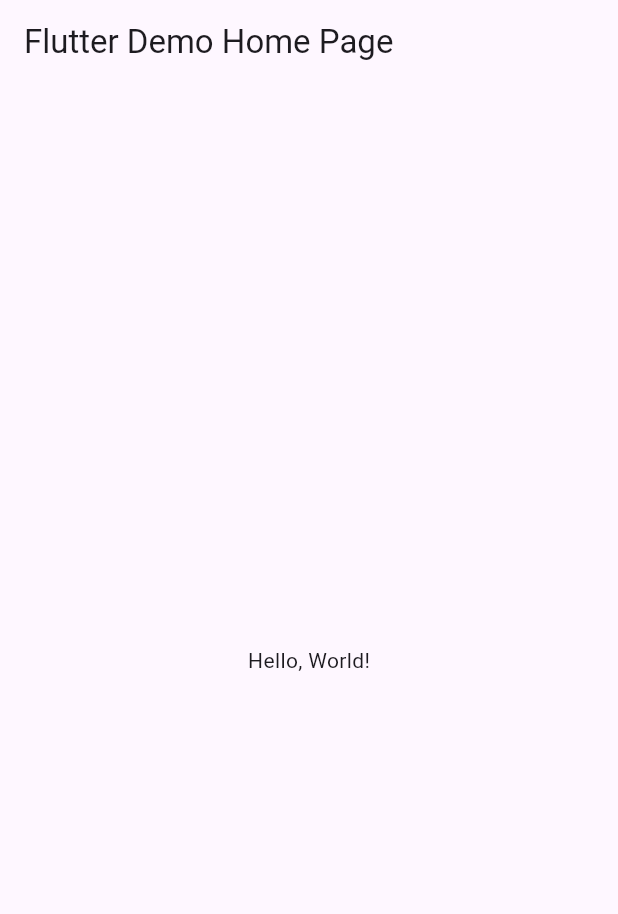
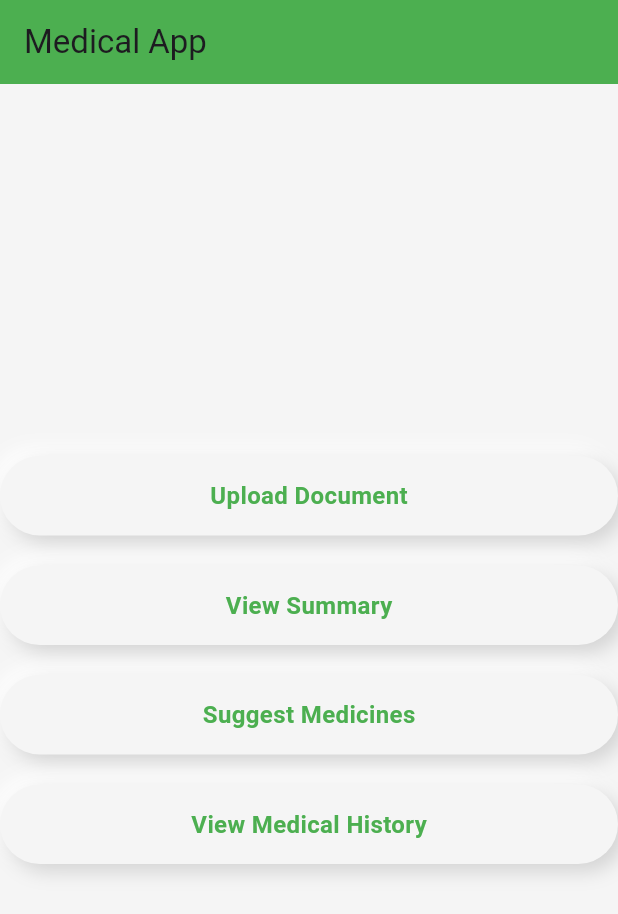
Before and after one commit to redfear08/medhistory_fe, a Flutter app: the screen it shows after launch, on a phone screen of 412 x 824 dp. Shown: the top 914 px of the screen. Run offline on Flutter 3.47's test engine with Material 3 defaults, Android fonts, the phone set to English and light mode, and no system bars.

Commit message:
added theme and initial design

```diff
--- a/lib/main.dart
+++ b/lib/main.dart
@@ -1,43 +1,18 @@
 import 'package:flutter/material.dart';
+import 'screens/home_screen.dart';
+import 'theme/theme.dart';
 
-void main() => runApp(MyApp());
+void main() {
+  runApp(MedicalApp());
+}
 
-class MyApp extends StatelessWidget {
-  const MyApp({super.key});
-  // This widget is the root of your application.
+class MedicalApp extends StatelessWidget {
   @override
   Widget build(BuildContext context) {
     return MaterialApp(
-      // Application name
-      title: 'Flutter Hello World',
-      // Application theme data, you can set the colors for the application as
-      // you want
-      theme: ThemeData(
-        // useMaterial3: false,
-        primarySwatch: Colors.blue,
-      ),
-      // A widget which will be started on application startup
-      home: MyHomePage(title: 'Flutter Demo Home Page'),
+      debugShowCheckedModeBanner: false,
+      theme: appTheme,
+      home: HomeScreen(),
     );
   }
 }
-
-class MyHomePage extends StatelessWidget {
-  final String title;
-  const MyHomePage({super.key, required this.title});
-
-  @override
-  Widget build(BuildContext context) {
-    return Scaffold(
-      appBar: AppBar(
-        // The title text which will be shown on the action bar
-        title: Text(title),
-      ),
-      body: Center(
-        child: Text(
-          'Hello, World!',
-        ),
-      ),
-    );
-  }
-}
--- /dev/null
+++ b/lib/screens/history_screen.dart
@@ -0,0 +1,16 @@
+import 'package:flutter/material.dart';
+import '../widgets/neomorphic_container.dart';
+
+class HistoryScreen extends StatelessWidget {
+  @override
+  Widget build(BuildContext context) {
+    return Scaffold(
+      appBar: AppBar(title: Text("Medical History")),
+      body: Center(
+        child: NeomorphicContainer(
+          child: Text("Medical history functionality to be implemented"),
+        ),
+      ),
+    );
+  }
+}
--- /dev/null
+++ b/lib/screens/home_screen.dart
@@ -0,0 +1,56 @@
+import 'package:flutter/material.dart';
+import 'upload_screen.dart';
+import 'summary_screen.dart';
+import 'medicine_screen.dart';
+import 'history_screen.dart';
+import '../widgets/custom_button.dart';
+
+class HomeScreen extends StatelessWidget {
+  @override
+  Widget build(BuildContext context) {
+    return Scaffold(
+      appBar: AppBar(
+        title: Text("Medical App"),
+        backgroundColor: Theme.of(context).primaryColor,
+      ),
+      body: Center(
+        child: Column(
+          mainAxisAlignment: MainAxisAlignment.center,
+          children: [
+            CustomButton(
+              label: "Upload Document",
+              onTap: () {
+                Navigator.push(
+                    context, MaterialPageRoute(builder: (_) => UploadScreen()));
+              },
+            ),
+            SizedBox(height: 20),
+            CustomButton(
+              label: "View Summary",
+              onTap: () {
+                Navigator.push(context,
+                    MaterialPageRoute(builder: (_) => SummaryScreen()));
+              },
+            ),
+            SizedBox(height: 20),
+            CustomButton(
+              label: "Suggest Medicines",
+              onTap: () {
+                Navigator.push(context,
+                    MaterialPageRoute(builder: (_) => MedicineScreen()));
+              },
+            ),
+            SizedBox(height: 20),
+            CustomButton(
+              label: "View Medical History",
+              onTap: () {
+                Navigator.push(context,
+                    MaterialPageRoute(builder: (_) => HistoryScreen()));
+              },
+            ),
+          ],
+        ),
+      ),
+    );
+  }
+}
--- /dev/null
+++ b/lib/screens/summary_screen.dart
@@ -0,0 +1,16 @@
+import 'package:flutter/material.dart';
+import '../widgets/neomorphic_container.dart';
+
+class SummaryScreen extends StatelessWidget {
+  @override
+  Widget build(BuildContext context) {
+    return Scaffold(
+      appBar: AppBar(title: Text("Summary")),
+      body: Center(
+        child: NeomorphicContainer(
+          child: Text("Summary functionality to be implemented"),
+        ),
+      ),
+    );
+  }
+}
--- /dev/null
+++ b/lib/screens/upload_screen.dart
@@ -0,0 +1,16 @@
+import 'package:flutter/material.dart';
+import '../widgets/neomorphic_container.dart';
+
+class UploadScreen extends StatelessWidget {
+  @override
+  Widget build(BuildContext context) {
+    return Scaffold(
+      appBar: AppBar(title: Text("Upload Document")),
+      body: Center(
+        child: NeomorphicContainer(
+          child: Text("Upload functionality to be implemented"),
+        ),
+      ),
+    );
+  }
+}
--- /dev/null
+++ b/lib/theme/colors.dart
@@ -0,0 +1,10 @@
+import 'package:flutter/material.dart';
+
+class AppColors {
+  static const primary = Color(0xFF4CAF50); // Green
+  static const lightGreen = Color(0xFFA5D6A7);
+  static const background = Color(0xFFF5F5F5); // Light background
+  static const white = Color(0xFFFFFFFF);
+  static const darkShadow = Color(0xFFD3D3D3);
+  static const lightShadow = Color(0xFFFFFFFF);
+}
--- /dev/null
+++ b/lib/theme/theme.dart
@@ -0,0 +1,11 @@
+import 'package:flutter/material.dart';
+import 'colors.dart';
+
+final ThemeData appTheme = ThemeData(
+  scaffoldBackgroundColor: AppColors.background,
+  primaryColor: AppColors.primary,
+  textTheme: TextTheme(
+    bodyText1: TextStyle(color: AppColors.primary),
+    bodyText2: TextStyle(color: AppColors.primary),
+  ),
+);
--- /dev/null
+++ b/lib/widgets/custom_button.dart
@@ -0,0 +1,49 @@
+import 'package:flutter/material.dart';
+import '../theme/colors.dart';
+
+class CustomButton extends StatelessWidget {
+  final String label;
+  final VoidCallback onTap;
+
+  const CustomButton({
+    Key? key,
+    required this.label,
+    required this.onTap,
+  }) : super(key: key);
+
+  @override
+  Widget build(BuildContext context) {
+    return GestureDetector(
+      onTap: onTap,
+      child: Container(
+        padding: EdgeInsets.symmetric(vertical: 15, horizontal: 20),
+        decoration: BoxDecoration(
+          color: AppColors.background,
+          borderRadius: BorderRadius.circular(30),
+          boxShadow: [
+            BoxShadow(
+              color: AppColors.lightShadow,
+              offset: Offset(-5, -5),
+              blurRadius: 10,
+            ),
+            BoxShadow(
+              color: AppColors.darkShadow,
+              offset: Offset(5, 5),
+              blurRadius: 10,
+            ),
+          ],
+        ),
+        child: Center(
+          child: Text(
+            label,
+            style: TextStyle(
+              color: AppColors.primary,
+              fontWeight: FontWeight.bold,
+              fontSize: 16,
+            ),
+          ),
+        ),
+      ),
+    );
+  }
+}
```
Also changed, not shown: lib/screens/medicine_screen.dart (added, +16 -0 lines), lib/widgets/neomorphic_container.dart (added, +39 -0 lines).
